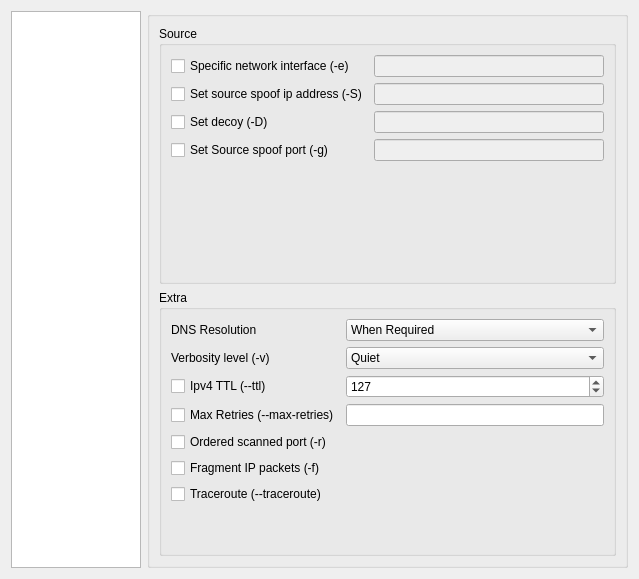
Above: src/app/profiler/profilerdialog.ui from nmapsi4/nmapsi4 before the change. Below: the same form after it.
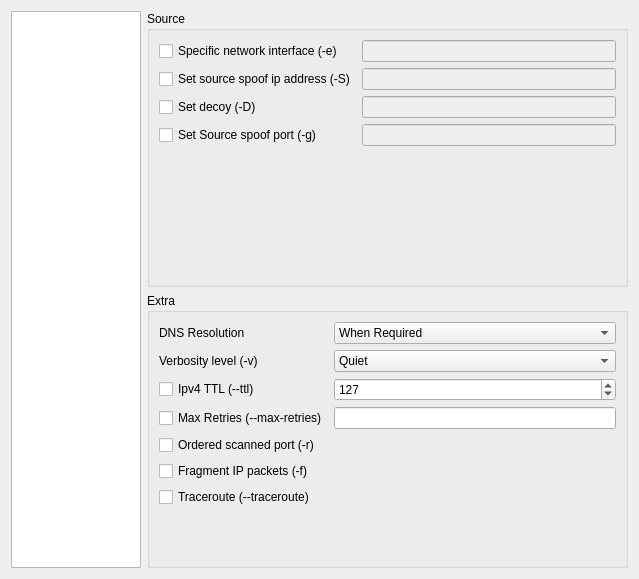
That is the form after the change. The open tabs and pages were chosen to show the change. Icons and pictures are not drawn.

Commit message: fix profiler Ui layout.

Diff of the .ui file:
```diff
--- a/src/app/profiler/profilerdialog.ui
+++ b/src/app/profiler/profilerdialog.ui
@@ -493,15 +493,6 @@
           <property name="autoFillBackground">
            <bool>false</bool>
           </property>
-          <layout class="QVBoxLayout" name="verticalLayout_5">
-           <property name="margin">
-            <number>0</number>
-           </property>
-           <item>
-            <widget class="QGroupBox" name="groupBox_4">
-             <property name="title">
-              <string/>
-             </property>
              <layout class="QHBoxLayout" name="horizontalLayout_6">
               <item>
                <widget class="QGroupBox" name="groupBox_3">
@@ -627,9 +618,6 @@
               </item>
              </layout>
             </widget>
-           </item>
-          </layout>
-         </widget>
          <widget class="QWidget" name="page_5">
           <property name="autoFillBackground">
            <bool>false</bool>
@@ -845,19 +833,10 @@
           <property name="autoFillBackground">
            <bool>false</bool>
           </property>
-          <layout class="QVBoxLayout" name="verticalLayout_8">
+          <layout class="QVBoxLayout" name="verticalLayout_5">
            <property name="margin">
             <number>0</number>
            </property>
-           <item>
-            <widget class="QGroupBox" name="groupBox_2">
-             <property name="autoFillBackground">
-              <bool>false</bool>
-             </property>
-             <property name="title">
-              <string/>
-             </property>
-             <layout class="QVBoxLayout" name="verticalLayout_9">
               <item>
                <widget class="QGroupBox" name="groupBox_5">
                 <property name="title">
@@ -1081,9 +1060,6 @@
               </item>
              </layout>
             </widget>
-           </item>
-          </layout>
-         </widget>
          <widget class="QWidget" name="page_3">
           <layout class="QVBoxLayout" name="verticalLayout_12">
            <item>
```
Left out of the diff: 13 changed lines with no effect on the pictures. Lines whose indentation alone changed are shown as unchanged.
